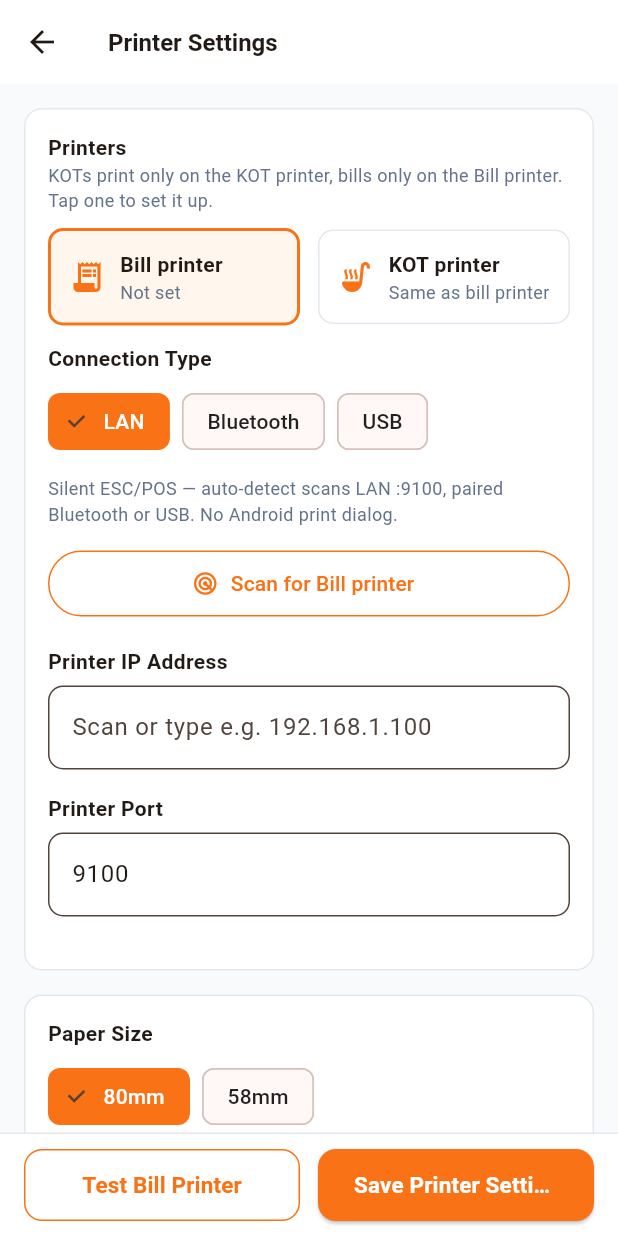
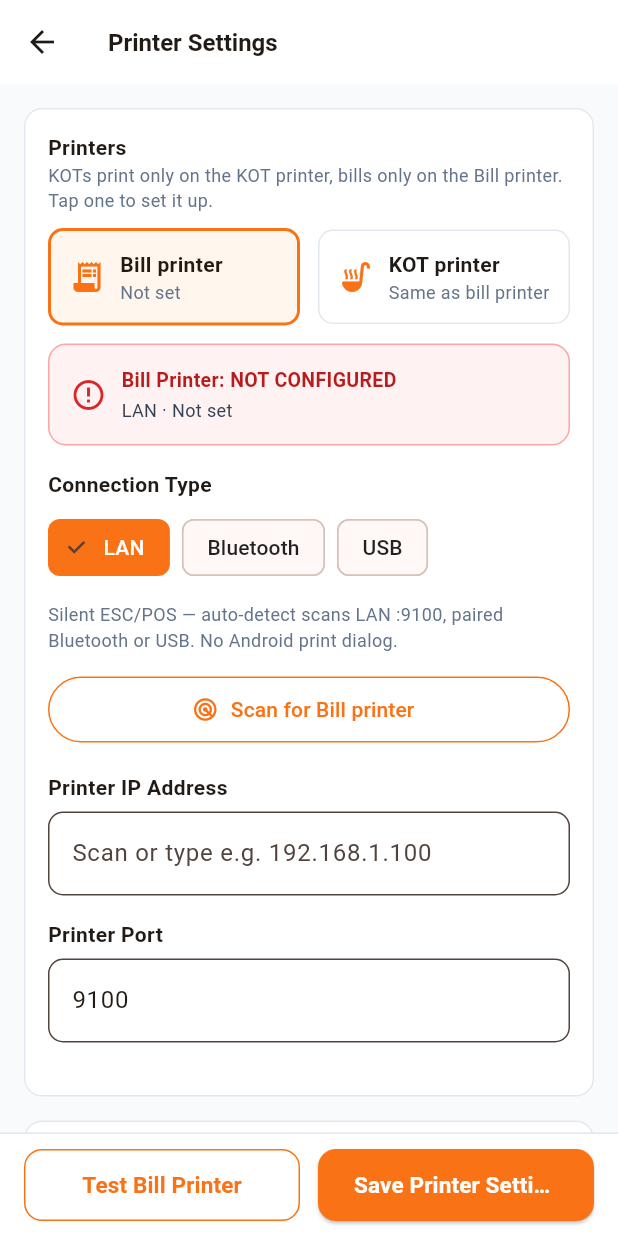
Before and after one commit to Gagan-k0/dininapk, a Flutter app: the PrinterSettingsScreen screen opened by its route, on a phone screen of 412 x 824 dp. Run offline on Flutter 3.47's test engine with Material 3 defaults, Android fonts, the phone set to English and light mode, and no system bars; our stand-ins replace permission_handler, shared_preferences; missing offline and left inert: esc_pos_utils, network_info_plus, print_bluetooth_thermal; accounts and stored records are empty.

Commit message:
printer connection make strong for fast printing

```diff
--- a/lib/views/settings/printer_settings_screen.dart
+++ b/lib/views/settings/printer_settings_screen.dart
@@ -124,7 +124,7 @@ class _PrinterSettingsScreenState extends State<PrinterSettingsScreen> {
         slot.usbName = prefs.getString('${p}printer_usb_name') ?? '';
       }
       _kotSameAsBill = prefs.getBool(ReceiptPrefs.kotSameAsBillKey) ?? true;
-      if (_kotSameAsBill || !_slots[PrinterRole.kot]!.isConfigured) {
+      if (!_slots[PrinterRole.kot]!.isConfigured && _slots[PrinterRole.bill]!.isConfigured) {
         _copySlot(_slots[PrinterRole.bill]!, _slots[PrinterRole.kot]!);
       }
       _paperSizeExplicit = savedPaper != null;
@@ -153,6 +153,13 @@ class _PrinterSettingsScreenState extends State<PrinterSettingsScreen> {
     // A save makes the current Paper Size (default or not) the user's real
     // choice — a later Connection Type switch must not silently override it.
     _paperSizeExplicit = true;
+    if (_kotSameAsBill) {
+      if (_editing == PrinterRole.bill) {
+        _copySlot(_slots[PrinterRole.bill]!, _slots[PrinterRole.kot]!);
+      } else {
+        _copySlot(_slots[PrinterRole.kot]!, _slots[PrinterRole.bill]!);
+      }
+    }
     final prefs = await SharedPreferences.getInstance();
     for (final role in PrinterRole.values) {
       final p = PrinterTarget.prefixFor(role);
@@ -321,7 +328,7 @@ class _PrinterSettingsScreenState extends State<PrinterSettingsScreen> {
     }
   }
 
-  void _selectDiscovered(DiscoveredPrinter printer) {
+  Future<void> _selectDiscovered(DiscoveredPrinter printer) async {
     final slot = _slot;
     setState(() {
       if (printer.transport == PrinterTransport.lan) {
@@ -339,15 +346,20 @@ class _PrinterSettingsScreenState extends State<PrinterSettingsScreen> {
         slot.btMac = printer.macAddress ?? '';
         slot.btName = printer.displayName;
       }
-      if (_editing == PrinterRole.bill && _kotSameAsBill) {
-        _copySlot(_slots[PrinterRole.bill]!, _slots[PrinterRole.kot]!);
+      if (_kotSameAsBill) {
+        if (_editing == PrinterRole.bill) {
+          _copySlot(_slots[PrinterRole.bill]!, _slots[PrinterRole.kot]!);
+        } else {
+          _copySlot(_slots[PrinterRole.kot]!, _slots[PrinterRole.bill]!);
+        }
       }
       if (_editing == PrinterRole.bill && !_paperSizeExplicit) {
         _paperSize = _defaultPaperSizeFor(slot.type);
       }
     });
+    await _persistSettings();
     _showSnackBar(
-      'Selected ${printer.displayName} as ${_roleLabel(_editing)} printer',
+      'Selected & saved ${printer.displayName} as ${_roleLabel(_editing)} printer',
       backgroundColor: Colors.green,
     );
   }
@@ -589,22 +601,122 @@ class _PrinterSettingsScreenState extends State<PrinterSettingsScreen> {
             activeThumbColor: const Color(0xFFF97316),
             onChanged: busy
                 ? null
-                : (v) => setState(() {
-                      _kotSameAsBill = v;
-                      _discovered = [];
-                      if (v) {
-                        _copySlot(_slots[PrinterRole.bill]!, _slots[PrinterRole.kot]!);
-                      }
-                    }),
+                : (v) async {
+                      setState(() {
+                        _kotSameAsBill = v;
+                        _discovered = [];
+                      });
+                      await _persistSettings();
+                    },
           ),
         const SizedBox(height: 12),
       ],
     );
   }
 
+  Widget _buildActiveStatusCard(_PrinterSlot slot) {
+    final role = _editing;
+    final isKotFollowingBill = _kotFollowsBill;
+    final activeSlot = isKotFollowingBill ? _slots[PrinterRole.bill]! : slot;
+    final isConfigured = activeSlot.isConfigured;
+    final targetDesc = _describe(isKotFollowingBill ? PrinterRole.bill : role);
+
+    return Container(
+      margin: const EdgeInsets.only(bottom: 16),
+      padding: const EdgeInsets.all(14),
+      decoration: BoxDecoration(
+        color: isConfigured ? const Color(0xFFF0FDF4) : const Color(0xFFFEF2F2),
+        borderRadius: BorderRadius.circular(12),
+        border: Border.all(
+          color: isConfigured ? const Color(0xFF86EFAC) : const Color(0xFFFCA5A5),
+        ),
+      ),
+      child: Column(
+        crossAxisAlignment: CrossAxisAlignment.start,
+        children: [
+          Row(
+            children: [
+              Icon(
+                isConfigured ? Icons.check_circle : Icons.error_outline,
+                color: isConfigured ? const Color(0xFF16A34A) : const Color(0xFFDC2626),
+                size: 24,
+              ),
+              const SizedBox(width: 10),
+              Expanded(
+                child: Column(
+                  crossAxisAlignment: CrossAxisAlignment.start,
+                  children: [
+                    Text(
+                      '${_roleLabel(role)} Printer: ${isConfigured ? "CONNECTED / READY" : "NOT CONFIGURED"}',
+                      style: TextStyle(
+                        fontWeight: FontWeight.bold,
+                        fontSize: 13,
+                        color: isConfigured ? const Color(0xFF15803D) : const Color(0xFFB91C1C),
+                      ),
+                    ),
+                    const SizedBox(height: 2),
+                    Text(
+                      isKotFollowingBill
+                          ? 'KOT follows Bill Printer → $targetDesc'
+                          : '${activeSlot.type} · $targetDesc',
+                      style: const TextStyle(fontSize: 12, color: Color(0xFF334155)),
+                    ),
+                  ],
+                ),
+              ),
+              if (isConfigured)
+                ElevatedButton.icon(
+                  onPressed: _isTesting ? null : _testPrint,
+                  icon: _isTesting
+                      ? const SizedBox(
+                          width: 14,
+                          height: 14,
+                          child: CircularProgressIndicator(strokeWidth: 2, color: Colors.white),
+                        )
+                      : const Icon(Icons.print, size: 16),
+                  label: const Text('Test Print', style: TextStyle(fontSize: 12)),
+                  style: ElevatedButton.styleFrom(
+                    backgroundColor: const Color(0xFFF97316),
+                    foregroundColor: Colors.white,
+                    padding: const EdgeInsets.symmetric(horizontal: 10, vertical: 8),
+                    minimumSize: Size.zero,
+                    tapTargetSize: MaterialTapTargetSize.shrinkWrap,
+                  ),
+                ),
+            ],
+          ),
+          if (isKotFollowingBill) ...[
+            const SizedBox(height: 8),
+            Container(
+              padding: const EdgeInsets.all(8),
+              decoration: BoxDecoration(
+                color: const Color(0xFFFFF7ED),
+                borderRadius: BorderRadius.circular(8),
+                border: Border.all(color: const Color(0xFFFFEDD5)),
+              ),
+              child: const Row(
+                children: [
+                  Icon(Icons.info_outline, size: 16, color: Color(0xFFEA580C)),
+                  SizedBox(width: 8),
+                  Expanded(
+                    child: Text(
+                      'KOT is using the Bill printer setup. Turn off "Print KOT on bill printer" above to assign a separate printer for KOTs.',
+                      style: TextStyle(fontSize: 11, color: Color(0xFFC2410C)),
+                    ),
+                  ),
+                ],
+              ),
+            ),
+          ],
+        ],
+      ),
+    );
+  }
+
   List<Widget> _buildConnectionFields(bool busy) {
     final slot = _slot;
     return [
+      _buildActiveStatusCard(slot),
       const Text(
         'Connection Type',
         style: TextStyle(fontWeight: FontWeight.bold, fontSize: 14),
@@ -679,11 +791,9 @@ class _PrinterSettingsScreenState extends State<PrinterSettingsScreen> {
         ),
         const SizedBox(height: 6),
         ..._discovered.map((p) {
-          final selected = switch (p.transport) {
-            PrinterTransport.lan => p.host == slot.ip.text.trim(),
-            PrinterTransport.bluetooth => p.macAddress == slot.btMac,
-            PrinterTransport.usb => p.usbId == slot.usbId,
-          };
+          final selected = (p.transport == PrinterTransport.lan && slot.type == 'LAN' && p.host == slot.ip.text.trim()) ||
+              (p.transport == PrinterTransport.bluetooth && slot.type == 'Bluetooth' && p.macAddress == slot.btMac) ||
+              (p.transport == PrinterTransport.usb && slot.type == 'USB' && p.usbId == slot.usbId);
           return Card(
             margin: const EdgeInsets.only(bottom: 6),
             child: ListTile(
```
Also changed, not shown: lib/main.dart (+33 -4 lines), lib/services/thermal_printer_service.dart (+46 -32 lines), 1 other file.
